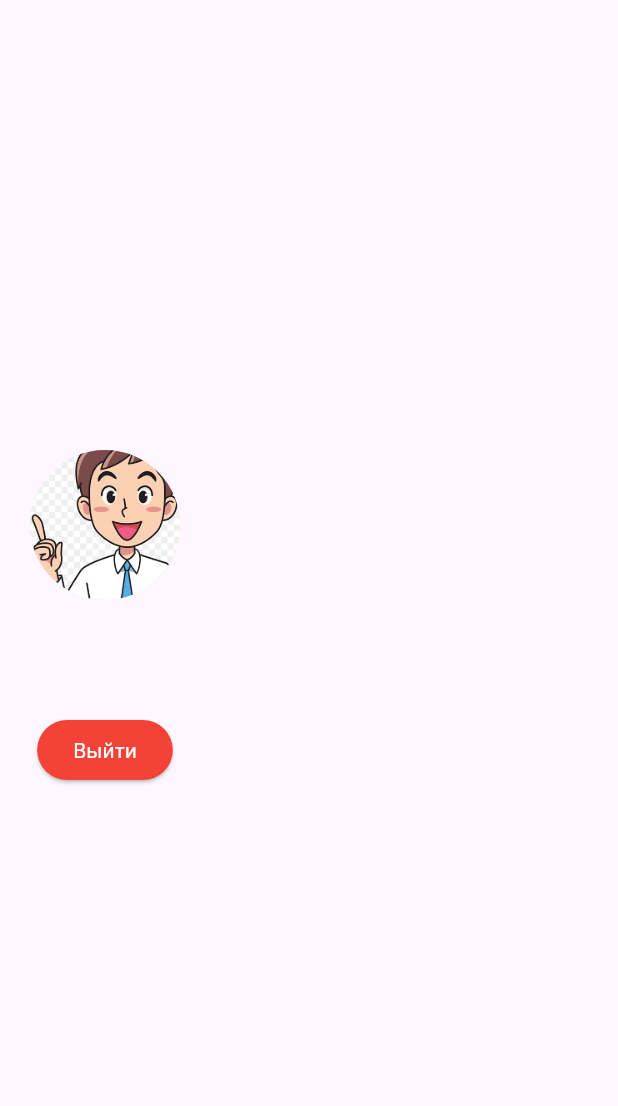
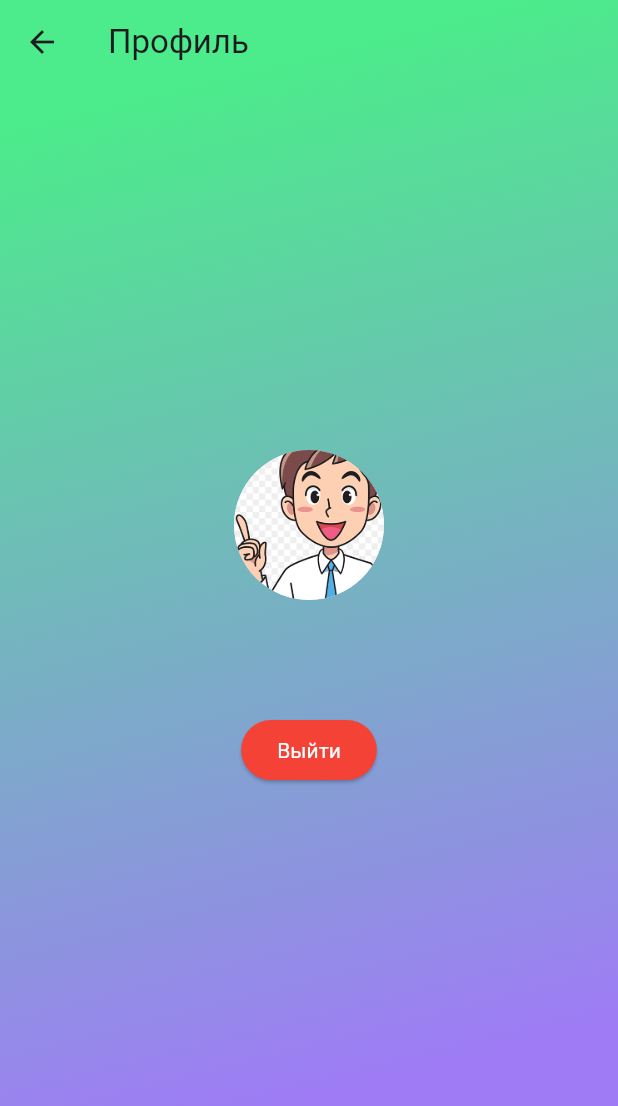
Before and after one commit to 5122022YV/zc_dodiddone, a Flutter app: the ProfilePage screen opened directly, on a phone screen of 412 x 824 dp. Shown: the top 1106 px of the screen. Run offline on Flutter 3.47's test engine with Material 3 defaults, Android fonts, the phone set to English and light mode, and no system bars; our stand-ins replace cloud_firestore, firebase_auth, firebase_core; accounts and stored records are empty.

Commit message:
Before_changed_avatar

```diff
--- /dev/null
+++ b/lib/pages/profile_page.dart
@@ -0,0 +1,46 @@
+import 'package:flutter/material.dart';
+import 'package:zc_dodiddone/screens/profile.dart';
+import '../theme/theme.dart';
+import 'main_page.dart';
+import '../services/firebase_auth.dart'; // Импортируем AuthenticationService
+
+class ProfilePage extends StatefulWidget {
+  const ProfilePage({Key? key}) : super(key: key);
+
+  @override
+  State<ProfilePage> createState() => _ProfilePageState();
+}
+
+class _ProfilePageState extends State<ProfilePage> {
+
+  @override
+  Widget build(BuildContext context) {
+    return Scaffold(
+      extendBodyBehindAppBar: true,
+      appBar: AppBar(
+        title: const Text('Профиль'),
+         backgroundColor: Colors.transparent,  // Прозрачный AppBar
+        elevation: 0,
+      ),
+      body: SingleChildScrollView(
+        child: Container(
+          height: MediaQuery.of(context).size.height,
+          width: MediaQuery.of(context).size.width,
+          decoration: BoxDecoration(
+            gradient: LinearGradient(
+              begin: Alignment.topLeft,
+              end: Alignment.bottomCenter,
+              colors: // было colors: isLogin
+                   [
+                      DoDidDoneTheme.lightTheme.colorScheme.secondary,
+                      DoDidDoneTheme.lightTheme.colorScheme.primary,
+                    ],
+              stops: const [0.1, 0.9],
+            ),
+          ),
+          child: ProfileScreen()
+        ),
+      ),
+    );
+  }
+}
--- a/lib/screens/profile.dart
+++ b/lib/screens/profile.dart
@@ -2,14 +2,14 @@ import 'package:flutter/material.dart';
 import '../services/firebase_auth.dart'; // Импортируем AuthenticationService
 import '../pages/login_page.dart';
 
-class ProfilePage extends StatefulWidget {
-  const ProfilePage({Key? key}) : super(key: key);
+class ProfileScreen extends StatefulWidget {
+  const ProfileScreen({Key? key}) : super(key: key);
 
   @override
-  State<ProfilePage> createState() => _ProfilePageState();
+  State<ProfileScreen> createState() => _ProfileScreenState();
 }
 
-class _ProfilePageState extends State<ProfilePage> {
+class _ProfileScreenState extends State<ProfileScreen> {
   final FirebaseAuthService _authService = FirebaseAuthService(); // Создаем экземпляр AuthenticationService
 
   @override
@@ -84,12 +84,12 @@ class _ProfilePageState extends State<ProfilePage> {
 
 // import 'package:flutter/material.dart';
 // import '../pages/login_page.dart';
-// class ProfilePage extends StatefulWidget {
-//   const ProfilePage({Key? key}) : super(key: key);
+// class ProfileScreen extends StatefulWidget {
+//   const ProfileScreen({Key? key}) : super(key: key);
 //   @override
-//   State<ProfilePage> createState() => _ProfilePageState();
+//   State<ProfileScreen> createState() => _ProfileScreenState();
 // }
-// class _ProfilePageState extends State<ProfilePage> {
+// class _ProfileScreenState extends State<ProfileScreen> {
 //   bool isEmailVerified = false; // Флаг для проверки подтверждения почты
 //   @override
 //   Widget build(BuildContext context) {
```
Also changed, not shown: lib/pages/main_page.dart (+136 -8 lines).
